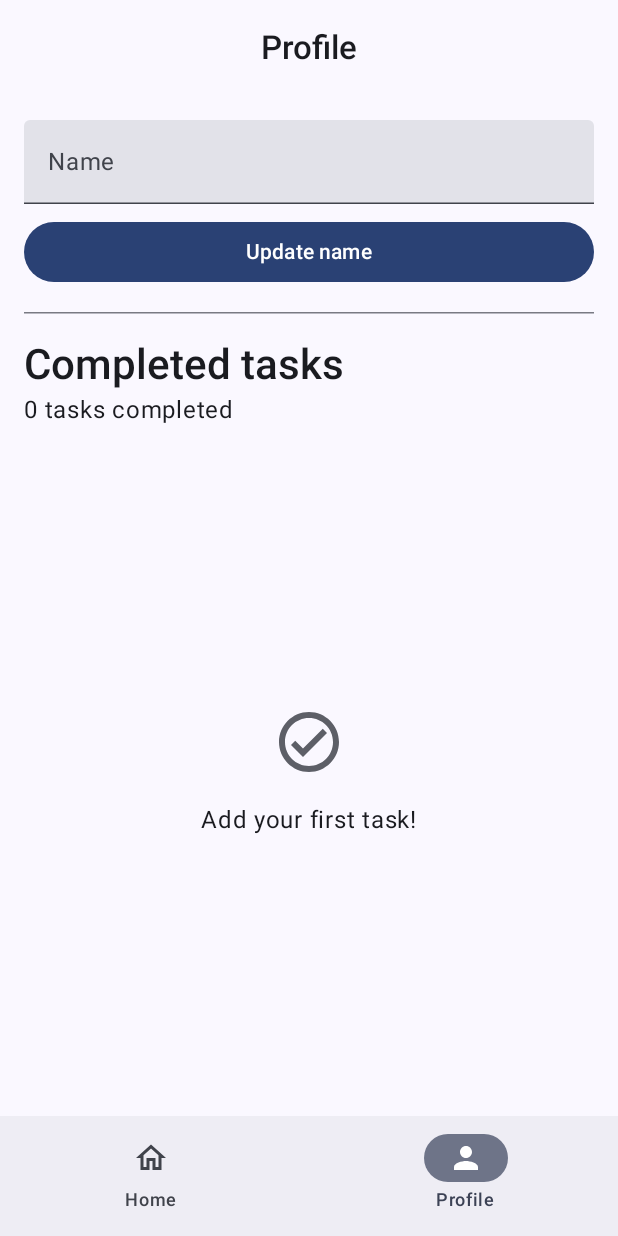
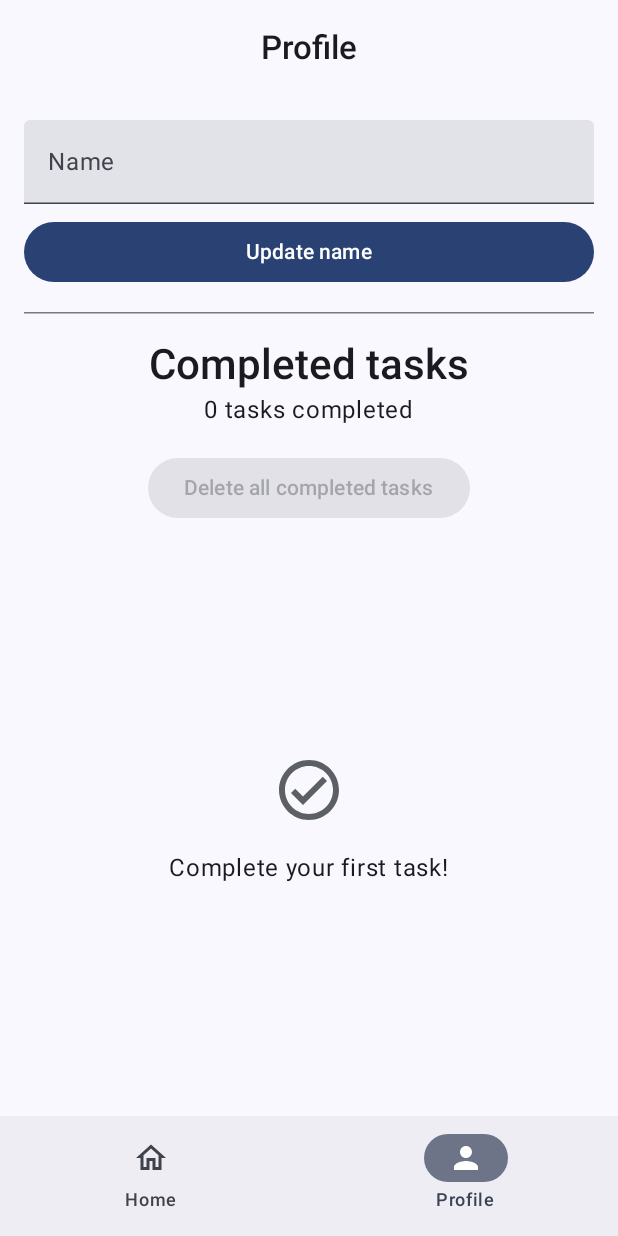
Before and after one commit to ausathdzil/Lumi, an Android app built with Jetpack Compose: the LumiProfileScreen screen opened through its navigation route, on a phone screen of 412 x 824 dp. Run offline under Robolectric (Android 15) with nearby library versions, the phone set to English and light mode, and no system bars.

Commit message:
feat: Delete all completed

```diff
--- a/app/src/main/java/com/example/lumi/MainActivity.kt
+++ b/app/src/main/java/com/example/lumi/MainActivity.kt
@@ -100,6 +100,7 @@ fun LumiApp(lumiViewModel: LumiViewModel = viewModel()) {
                     user = uiState.user,
                     onUpdateUser = lumiViewModel::updateUser,
                     onDeleteTask = lumiViewModel::deleteTask,
+                    onDeleteAllCompletedTask = lumiViewModel::deleteAllCompleted,
                     modifier = Modifier.fillMaxSize()
                 )
             }
--- a/app/src/main/java/com/example/lumi/ui/LumiProfileScreen.kt
+++ b/app/src/main/java/com/example/lumi/ui/LumiProfileScreen.kt
@@ -15,6 +15,7 @@ import androidx.compose.material.icons.Icons
 import androidx.compose.material.icons.outlined.CheckCircle
 import androidx.compose.material.icons.outlined.Delete
 import androidx.compose.material3.Button
+import androidx.compose.material3.ButtonDefaults
 import androidx.compose.material3.CardDefaults
 import androidx.compose.material3.Checkbox
 import androidx.compose.material3.HorizontalDivider
@@ -46,6 +47,7 @@ fun LumiProfileScreen(
     user: User,
     onUpdateUser: (String) -> Unit,
     onDeleteTask: (Int) -> Unit,
+    onDeleteAllCompletedTask: () -> Unit,
     modifier: Modifier = Modifier
 ) {
     val completedTask = taskList.filter { it.status == StatusType.COMPLETED }
@@ -54,14 +56,15 @@ fun LumiProfileScreen(
         modifier = modifier
             .fillMaxSize()
             .padding(16.dp),
-        verticalArrangement = Arrangement.spacedBy(16.dp)
+        verticalArrangement = Arrangement.spacedBy(16.dp),
+        horizontalAlignment = Alignment.CenterHorizontally
     ) {
         UpdateUserField(
             user = user,
             onUpdateUser = onUpdateUser,
         )
         HorizontalDivider()
-        Column {
+        Column(horizontalAlignment = Alignment.CenterHorizontally) {
             Text(
                 text = stringResource(R.string.completed_tasks),
                 fontWeight = FontWeight.SemiBold,
@@ -73,6 +76,16 @@ fun LumiProfileScreen(
                     taskList.count { it.status == StatusType.COMPLETED }
                 )
             )
+        }
+        Button(
+            onClick = onDeleteAllCompletedTask,
+            enabled = completedTask.isNotEmpty(),
+            colors = ButtonDefaults.buttonColors(
+                containerColor = MaterialTheme.colorScheme.error,
+                contentColor = MaterialTheme.colorScheme.onError
+            )
+        ) {
+            Text(stringResource(R.string.delete_all_completed))
         }
         if (completedTask.isEmpty()) {
             Column(
@@ -89,7 +102,7 @@ fun LumiProfileScreen(
                     tint = MaterialTheme.colorScheme.outline
                 )
                 Spacer(modifier = Modifier.height(16.dp))
-                Text(text = stringResource(R.string.add_first_task))
+                Text(text = stringResource(R.string.complete_first_task))
             }
         } else {
             CompletedTaskList(
@@ -167,7 +180,7 @@ fun CompletedTaskList(
                     Text(
                         text = (task.title),
                         modifier = Modifier.weight(1f),
-                        textDecoration = TextDecoration.None
+                        textDecoration = TextDecoration.LineThrough
                     )
                     IconButton(onClick = { onDeleteTask(task.id) }) {
                         Icon(
--- a/app/src/main/res/values/strings.xml
+++ b/app/src/main/res/values/strings.xml
@@ -15,4 +15,6 @@
     <string name="update_name">Update name</string>
     <string name="completed_tasks">Completed tasks</string>
     <string name="no_tasks_completed">%d tasks completed</string>
+    <string name="delete_all_completed">Delete all completed tasks</string>
+    <string name="complete_first_task">Complete your first task!</string>
 </resources>
```
Also changed, not shown: app/src/main/java/com/example/lumi/ui/LumiViewModel.kt (+7 -0 lines).
